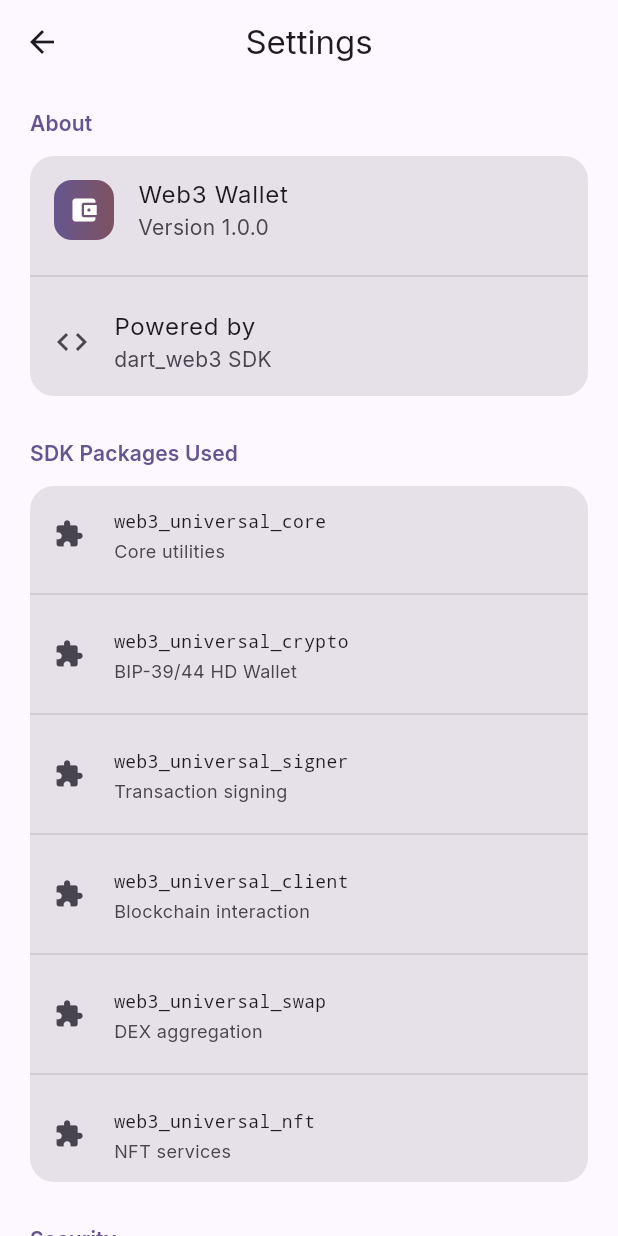
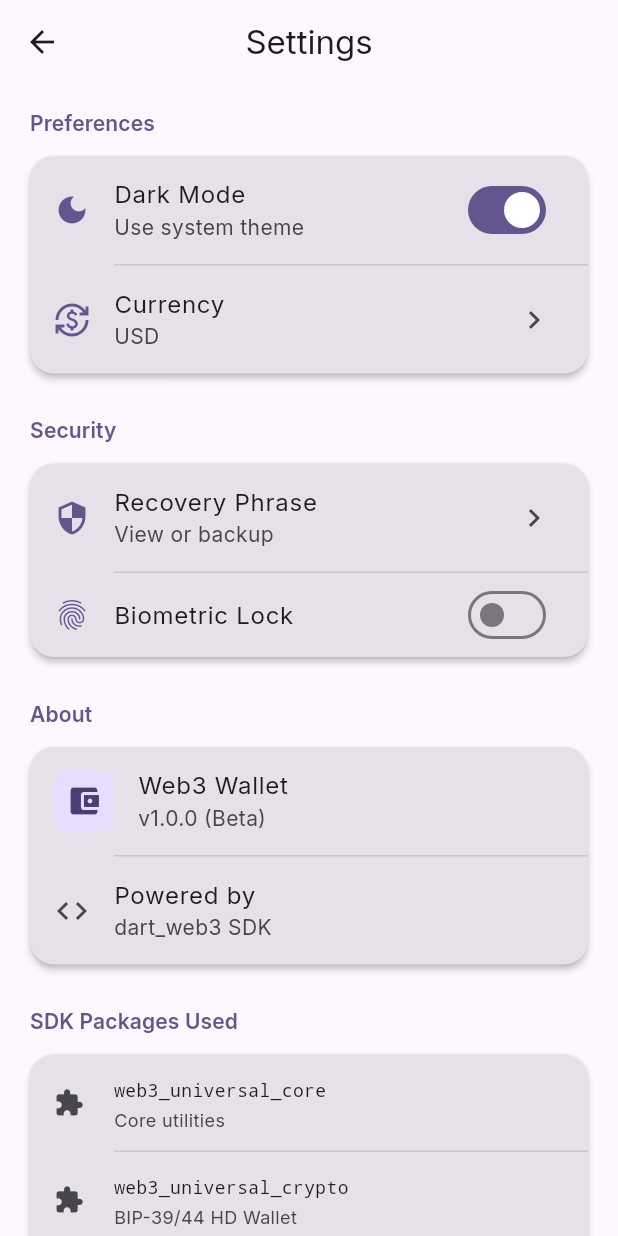
Before and after one commit to ImL1s/dart_web3, a Flutter app: the SettingsScreen screen opened by its route, on a phone screen of 412 x 824 dp. Run offline on Flutter 3.47's test engine with Material 3 defaults, Android fonts, the phone set to English and light mode, and no system bars; our stand-ins replace args, flutter_riverpod, flutter_secure_storage, go_router, google_fonts, qr_flutter; missing offline and left inert: bip39, bitcoin_base, ledger_flutter; accounts and stored records are empty.

Commit message:
feat(settings): overhaul settings UI with preferences section and polish
test(core): add rpc_service_test.dart with http mocking

fix(core): ensure ledger checks are brace-enclosed in wallet_service.dart

```diff
--- a/dart_web3/example_app/lib/core/wallet_service.dart
+++ b/dart_web3/example_app/lib/core/wallet_service.dart
@@ -335,8 +335,9 @@ class WalletService {
     Uint8List signedTx;
 
     if (ledgerService.status == LedgerStatus.connected && accountIndex == 0) {
-      if (ledgerService.client == null)
+      if (ledgerService.client == null) {
         throw Exception("Ledger not connected properly");
+      }
 
       // Build and encode transaction for Ledger signing
       final provider = RpcProvider(HttpTransport(chain.rpcUrl));
--- a/dart_web3/example_app/lib/features/settings/presentation/screens/settings_screen.dart
+++ b/dart_web3/example_app/lib/features/settings/presentation/screens/settings_screen.dart
@@ -24,34 +24,97 @@ class SettingsScreen extends ConsumerWidget {
       body: ListView(
         padding: const EdgeInsets.all(16),
         children: [
-          // About section
+          // Preferences Section
+          const _SectionHeader(title: 'Preferences'),
+          Card(
+            clipBehavior: Clip.antiAlias,
+            elevation: 2,
+            shape: RoundedRectangleBorder(borderRadius: BorderRadius.circular(16)),
+            child: Column(
+              children: [
+                ListTile(
+                  leading: Icon(Icons.dark_mode, color: colorScheme.primary),
+                  title: const Text('Dark Mode'),
+                  subtitle: const Text('Use system theme'),
+                  trailing: Switch(
+                    value: true, // Placeholder
+                    onChanged: (value) {
+                      // TODO: Implement theme switching
+                      ScaffoldMessenger.of(context).showSnackBar(
+                        const SnackBar(content: Text('Theme switching coming soon!')),
+                      );
+                    },
+                  ),
+                ),
+                const Divider(height: 1, indent: 56),
+                ListTile(
+                  leading: Icon(Icons.currency_exchange, color: colorScheme.primary),
+                  title: const Text('Currency'),
+                  subtitle: const Text('USD'),
+                  trailing: const Icon(Icons.chevron_right),
+                  onTap: () {
+                    // TODO: Implement currency selection
+                  },
+                ),
+              ],
+            ),
+          ),
+          const SizedBox(height: 24),
+
+          // Security Section
+          const _SectionHeader(title: 'Security'),
+          Card(
+            clipBehavior: Clip.antiAlias,
+            elevation: 2,
+            shape: RoundedRectangleBorder(borderRadius: BorderRadius.circular(16)),
+            child: Column(
+              children: [
+                ListTile(
+                  leading: Icon(Icons.security, color: colorScheme.primary),
+                  title: const Text('Recovery Phrase'),
+                  subtitle: const Text('View or backup'),
+                  trailing: const Icon(Icons.chevron_right),
+                  onTap: () {
+                    // TODO: Show recovery phrase
+                  },
+                ),
+                const Divider(height: 1, indent: 56),
+                ListTile(
+                  leading: Icon(Icons.fingerprint, color: colorScheme.primary),
+                  title: const Text('Biometric Lock'),
+                  trailing: Switch(
+                    value: false,
+                    onChanged: (value) {
+                      // TODO: Implement biometrics
+                    },
+                  ),
+                ),
+              ],
+            ),
+          ),
+          const SizedBox(height: 24),
+
+          // About Section
           const _SectionHeader(title: 'About'),
           Card(
+            clipBehavior: Clip.antiAlias,
+            elevation: 2,
+            shape: RoundedRectangleBorder(borderRadius: BorderRadius.circular(16)),
             child: Column(
               children: [
                 ListTile(
                   leading: Container(
-                    width: 40,
-                    height: 40,
+                    padding: const EdgeInsets.all(8),
                     decoration: BoxDecoration(
-                      gradient: LinearGradient(
-                        colors: [
-                          colorScheme.primary,
-                          colorScheme.tertiary,
-                        ],
-                      ),
-                      borderRadius: BorderRadius.circular(12),
+                      color: colorScheme.primaryContainer,
+                      borderRadius: BorderRadius.circular(8),
                     ),
-                    child: Icon(
-                      Icons.account_balance_wallet,
-                      color: colorScheme.onPrimary,
-                      size: 20,
-                    ),
+                    child: Icon(Icons.account_balance_wallet, color: colorScheme.onPrimaryContainer),
                   ),
                   title: const Text('Web3 Wallet'),
-                  subtitle: const Text('Version 1.0.0'),
+                  subtitle: const Text('v1.0.0 (Beta)'),
                 ),
-                const Divider(),
+                const Divider(height: 1, indent: 56),
                 const ListTile(
                   leading: Icon(Icons.code),
                   title: Text('Powered by'),
@@ -65,33 +128,36 @@ class SettingsScreen extends ConsumerWidget {
           // SDK Packages section
           const _SectionHeader(title: 'SDK Packages Used'),
           const Card(
+            clipBehavior: Clip.antiAlias,
+            elevation: 2,
+            shape: RoundedRectangleBorder(borderRadius: BorderRadius.all(Radius.circular(16))),
             child: Column(
               children: [
                 _PackageTile(
                   name: 'web3_universal_core',
                   description: 'Core utilities',
                 ),
-                Divider(),
+                Divider(height: 1, indent: 56),
                 _PackageTile(
                   name: 'web3_universal_crypto',
                   description: 'BIP-39/44 HD Wallet',
                 ),
-                Divider(),
+                Divider(height: 1, indent: 56),
                 _PackageTile(
                   name: 'web3_universal_signer',
                   description: 'Transaction signing',
                 ),
-                Divider(),
+                Divider(height: 1, indent: 56),
                 _PackageTile(
                   name: 'web3_universal_client',
                   description: 'Blockchain interaction',
                 ),
-                Divider(),
+                Divider(height: 1, indent: 56),
                 _PackageTile(
                   name: 'web3_universal_swap',
                   description: 'DEX aggregation',
                 ),
-                Divider(),
+                Divider(height: 1, indent: 56),
                 _PackageTile(
                   name: 'web3_universal_nft',
                   description: 'NFT services',
@@ -101,63 +167,33 @@ class SettingsScreen extends ConsumerWidget {
           ),
           const SizedBox(height: 24),
 
-          // Security section
-          const _SectionHeader(title: 'Security'),
-          Card(
-            child: Column(
-              children: [
-                ListTile(
-                  leading: Icon(
-                    Icons.security,
-                    color: colorScheme.primary,
-                  ),
-                  title: const Text('Recovery Phrase'),
-                  subtitle: const Text('View or backup'),
-                  trailing: const Icon(Icons.chevron_right),
-                  onTap: () {
-                    // TODO: Show recovery phrase with auth
-                  },
-                ),
-                const Divider(),
-                ListTile(
-                  leading: Icon(
-                    Icons.fingerprint,
-                    color: colorScheme.primary,
-                  ),
-                  title: const Text('Biometric Lock'),
-                  trailing: Switch(
-                    value: false,
-                    onChanged: (value) {
-                      // TODO: Enable biometric
-                    },
-                  ),
-                ),
-              ],
-            ),
-          ),
-          const SizedBox(height: 24),
-
-          // Danger zone
+          // Danger Zone
           const _SectionHeader(title: 'Danger Zone'),
           Card(
-            color: colorScheme.errorContainer.withOpacity(0.3),
+            clipBehavior: Clip.antiAlias,
+            color: colorScheme.errorContainer.withOpacity(0.5),
+            elevation: 0,
+            shape: RoundedRectangleBorder(
+              borderRadius: BorderRadius.circular(16),
+              side: BorderSide(color: colorScheme.error.withOpacity(0.2)),
+            ),
             child: ListTile(
-              leading: Icon(
-                Icons.delete_forever,
-                color: colorScheme.error,
-              ),
+              leading: Icon(Icons.delete_forever, color: colorScheme.error),
               title: Text(
                 'Delete Wallet',
-                style: TextStyle(color: colorScheme.error),
+                style: TextStyle(color: colorScheme.error, fontWeight: FontWeight.bold),
               ),
-              subtitle: const Text('Remove wallet from this device'),
+              subtitle: Text(
+                'Remove wallet from this device',
+                style: TextStyle(color: colorScheme.error.withOpacity(0.8)),
+              ),
               onTap: () {
                 showDialog(
                   context: context,
                   builder: (context) => AlertDialog(
                     title: const Text('Delete Wallet?'),
                     content: const Text(
-                      'This will remove your wallet from this device. Make sure you have backed up your recovery phrase.',
+                      'This will permanently remove the wallet from this device. ensure you have backed up your recovery phrase.',
                     ),
                     actions: [
                       TextButton(
@@ -165,13 +201,9 @@ class SettingsScreen extends ConsumerWidget {
                         child: const Text('Cancel'),
                       ),
                       FilledButton(
-                        style: FilledButton.styleFrom(
-                          backgroundColor: colorScheme.error,
-                        ),
+                        style: FilledButton.styleFrom(backgroundColor: colorScheme.error),
                         onPressed: () async {
-                          await ref
-                              .read(walletProvider.notifier)
-                              .deleteWallet();
+                          await ref.read(walletProvider.notifier).deleteWallet();
                           if (context.mounted) {
                             context.go('/onboarding');
                           }
@@ -184,6 +216,17 @@ class SettingsScreen extends ConsumerWidget {
               },
             ),
           ),
+          const SizedBox(height: 32),
+
+          Center(
+            child: Text(
+              'Made with ❤️ by dart_web3 Team',
+              style: theme.textTheme.bodySmall?.copyWith(
+                color: theme.colorScheme.outline,
+              ),
+            ),
+          ),
+          const SizedBox(height: 32),
         ],
       ),
     );
```
Also changed, not shown: dart_web3/example_app/analyze_report.txt (added, +14 -0 lines), dart_web3/example_app/analyze_results.txt (added, +15 -0 lines), dart_web3/example_app/lib/core/services/rpc_service.dart (added, +62 -0 lines), 2 other files.
